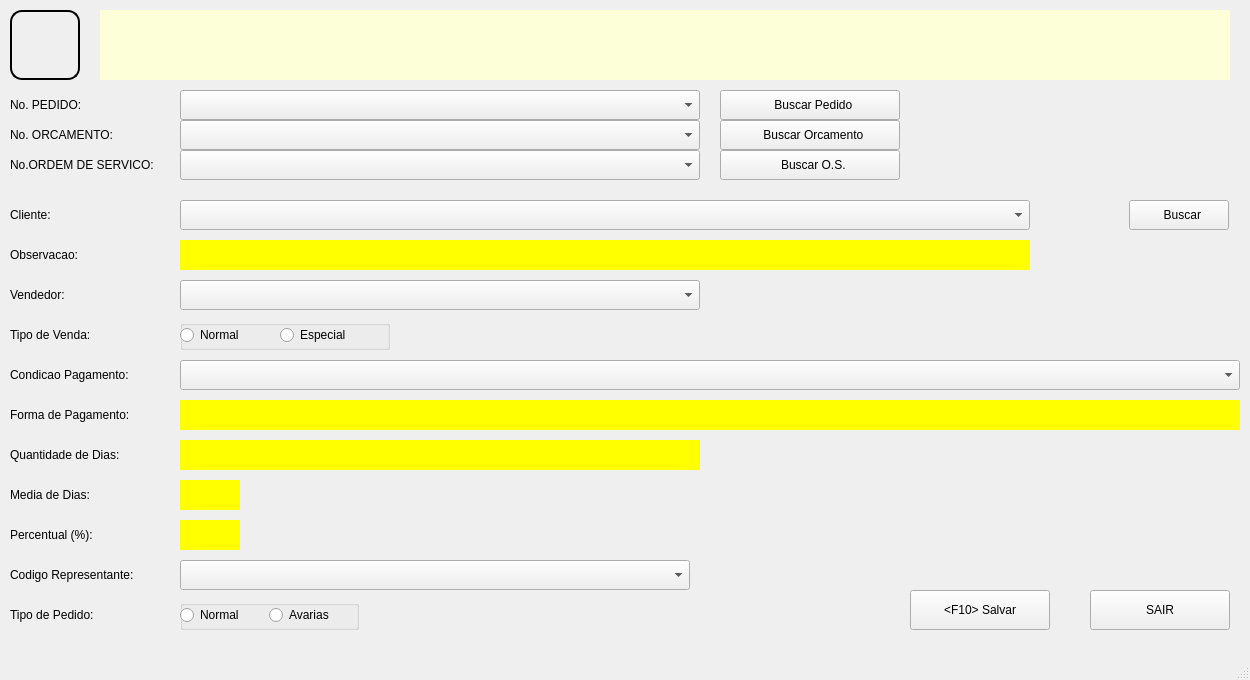
This is telas/venda_ini.ui in htisistema/SISCOM as Qt 5 draws it before an edit. The edited form follows.
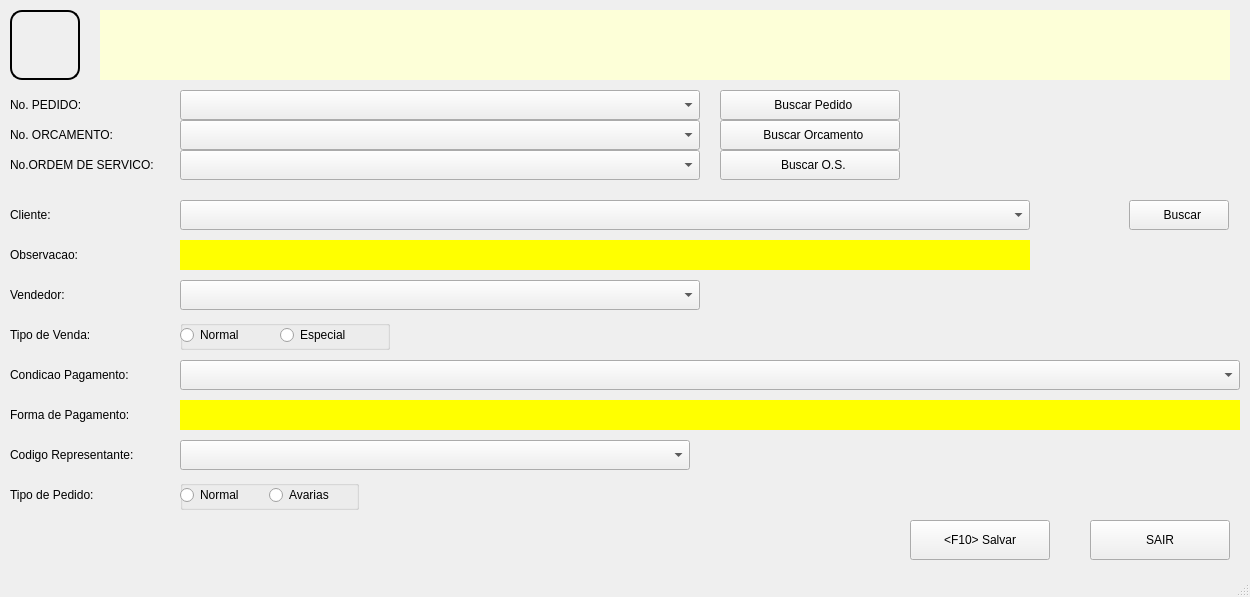
This is the edited form. Icons and pictures are not drawn.

Patch:
```diff
--- a/telas/venda_ini.ui
+++ b/telas/venda_ini.ui
@@ -7,7 +7,7 @@
     <x>0</x>
     <y>0</y>
     <width>1250</width>
-    <height>680</height>
+    <height>597</height>
    </rect>
   </property>
   <property name="windowTitle">
@@ -66,7 +66,7 @@
     <property name="geometry">
      <rect>
       <x>910</x>
-      <y>590</y>
+      <y>520</y>
       <width>140</width>
       <height>40</height>
      </rect>
@@ -101,19 +101,6 @@
      <string>Forma de Pagamento:</string>
     </property>
    </widget>
-   <widget class="QLabel" name="label_3">
-    <property name="geometry">
-     <rect>
-      <x>10</x>
-      <y>440</y>
-      <width>170</width>
-      <height>30</height>
-     </rect>
-    </property>
-    <property name="text">
-     <string>Quantidade de Dias:</string>
-    </property>
-   </widget>
    <widget class="QLabel" name="label_4">
     <property name="geometry">
      <rect>
@@ -127,19 +114,6 @@
      <string>Observacao:</string>
     </property>
    </widget>
-   <widget class="QLabel" name="label_5">
-    <property name="geometry">
-     <rect>
-      <x>10</x>
-      <y>480</y>
-      <width>170</width>
-      <height>30</height>
-     </rect>
-    </property>
-    <property name="text">
-     <string>Media de Dias:</string>
-    </property>
-   </widget>
    <widget class="QComboBox" name="cb_cliente">
     <property name="geometry">
      <rect>
@@ -170,7 +144,7 @@
     <property name="geometry">
      <rect>
       <x>1090</x>
-      <y>590</y>
+      <y>520</y>
       <width>140</width>
       <height>40</height>
      </rect>
@@ -299,7 +273,7 @@
     <property name="geometry">
      <rect>
       <x>10</x>
-      <y>560</y>
+      <y>440</y>
       <width>170</width>
       <height>30</height>
      </rect>
@@ -312,7 +286,7 @@
     <property name="geometry">
      <rect>
       <x>10</x>
-      <y>600</y>
+      <y>480</y>
       <width>170</width>
       <height>30</height>
      </rect>
@@ -321,19 +295,6 @@
      <string>Tipo de Pedido:</string>
     </property>
    </widget>
-   <widget class="QLabel" name="label_14">
-    <property name="geometry">
-     <rect>
-      <x>10</x>
-      <y>520</y>
-      <width>170</width>
-      <height>30</height>
-     </rect>
-    </property>
-    <property name="text">
-     <string>Percentual (%):</string>
-    </property>
-   </widget>
    <widget class="QLabel" name="label_15">
     <property name="geometry">
      <rect>
@@ -441,59 +402,11 @@
      <string/>
     </property>
    </widget>
-   <widget class="QLabel" name="lb_dias">
-    <property name="geometry">
-     <rect>
-      <x>180</x>
-      <y>440</y>
-      <width>520</width>
-      <height>30</height>
-     </rect>
-    </property>
-    <property name="styleSheet">
-     <string notr="true">background-color: rgb(255, 255, 0);</string>
-    </property>
-    <property name="text">
-     <string/>
-    </property>
-   </widget>
-   <widget class="QLabel" name="lb_media_dias">
-    <property name="geometry">
-     <rect>
-      <x>180</x>
-      <y>480</y>
-      <width>60</width>
-      <height>30</height>
-     </rect>
-    </property>
-    <property name="styleSheet">
-     <string notr="true">background-color: rgb(255, 255, 0);</string>
-    </property>
-    <property name="text">
-     <string/>
-    </property>
-   </widget>
-   <widget class="QLabel" name="lb_percentual">
-    <property name="geometry">
-     <rect>
-      <x>180</x>
-      <y>520</y>
-      <width>60</width>
-      <height>30</height>
-     </rect>
-    </property>
-    <property name="styleSheet">
-     <string notr="true">background-color: rgb(255, 255, 0);</string>
-    </property>
-    <property name="text">
-     <string/>
-    </property>
-   </widget>
    <widget class="QComboBox" name="cb_representante">
     <property name="geometry">
      <rect>
       <x>180</x>
-      <y>560</y>
+      <y>440</y>
       <width>510</width>
       <height>30</height>
      </rect>
@@ -503,7 +416,7 @@
     <property name="geometry">
      <rect>
       <x>180</x>
-      <y>600</y>
+      <y>480</y>
       <width>179</width>
       <height>30</height>
      </rect>
@@ -516,7 +429,7 @@
     <property name="geometry">
      <rect>
       <x>180</x>
-      <y>600</y>
+      <y>480</y>
       <width>89</width>
       <height>30</height>
      </rect>
@@ -529,7 +442,7 @@
     <property name="geometry">
      <rect>
       <x>269</x>
-      <y>600</y>
+      <y>480</y>
       <width>89</width>
       <height>30</height>
      </rect>
```
Left out of the diff: 2 changed lines with no effect on the pictures.
